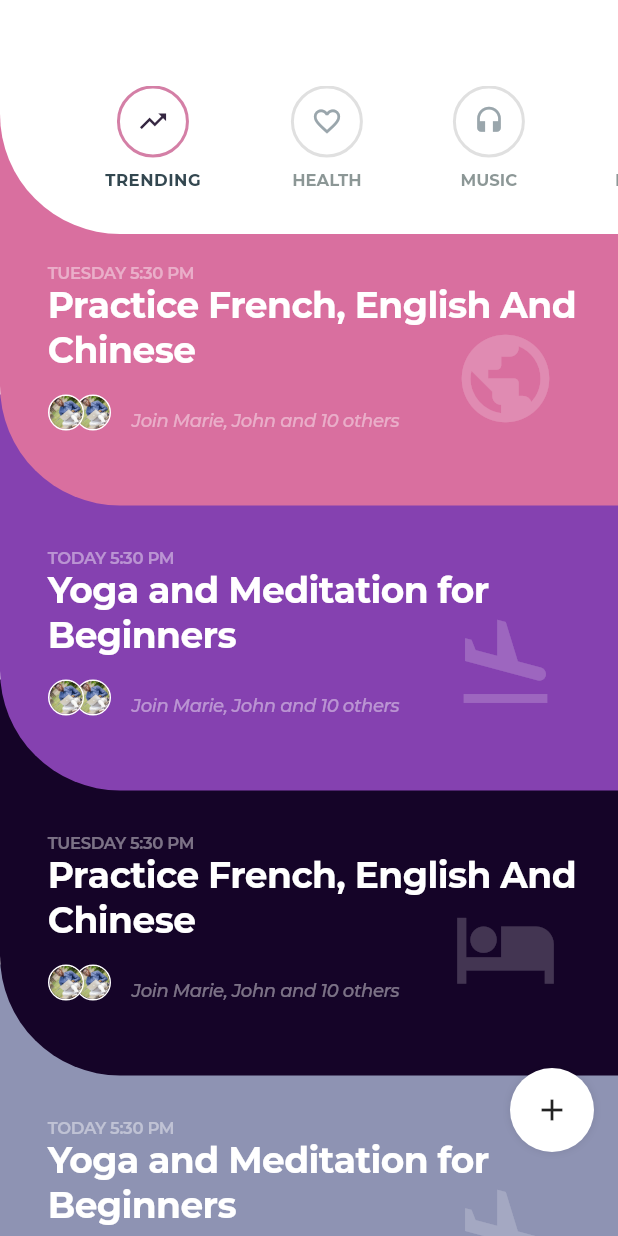
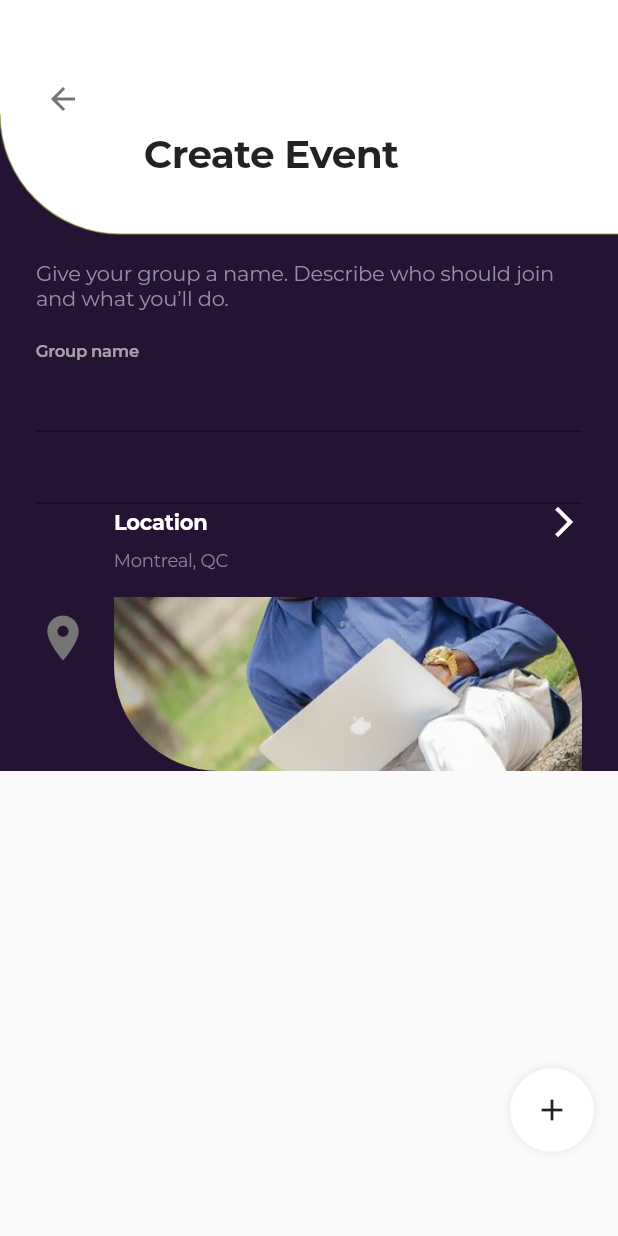
Before and after one commit to madunagu/revival-flutter, a Flutter app: the screen it shows after launch, on a phone screen of 412 x 824 dp. Run offline on Flutter 3.47's test engine with Material 2 defaults, Android fonts, the phone set to English and light mode, and no system bars.

Commit message:
moved scaffold design and created event screen

```diff
--- /dev/null
+++ b/lib/CreateEventScreen.dart
@@ -0,0 +1,123 @@
+import 'package:devotion/widgets/DefaultAppBarWidget.dart';
+import 'package:devotion/widgets/ScaffoldDesignWidget.dart';
+import 'package:flutter/cupertino.dart';
+import 'package:flutter/material.dart';
+
+class CreateEventScreen extends StatelessWidget {
+  @override
+  Widget build(BuildContext context) {
+    return ScaffoldDesignWidget(
+      customAppBar: DefaultAppBarWidget(
+        title: 'Create Event',
+        color: Colors.white,
+      ),
+      body: Container(
+        width: MediaQuery.of(context).size.width,
+        padding: EdgeInsets.only(top: 100, left: 24, right: 24),
+        color: Color(0xff241332),
+        child: Column(
+          crossAxisAlignment: CrossAxisAlignment.start,
+          children: [
+            Text(
+              'Give your group a name. Describe who should join and what you’ll do.',
+              style: TextStyle(
+                fontWeight: FontWeight.w500,
+                letterSpacing: -0.14,
+                color: Color(0xff998fa2),
+              ),
+            ),
+            SizedBox(
+              height: 20,
+            ),
+            Text(
+              'Group name',
+              style: TextStyle(
+                letterSpacing: -0.22,
+                fontWeight: FontWeight.w600,
+                fontSize: 11,
+                color: Color(0x99ffffff),
+              ),
+            ),
+            TextField(
+              style: TextStyle(
+                  fontSize: 16,
+                  fontWeight: FontWeight.w700,
+                  color: Colors.white),
+              decoration: InputDecoration(),
+            ),
+            TextField(),
+            Row(
+              mainAxisSize: MainAxisSize.max,
+              children: [
+                Icon(
+                  Icons.location_on,
+                  color: Color(0xff757575),
+                  size: 36,
+                ),
+                SizedBox(
+                  width: 16,
+                ),
+                Expanded(
+                  flex: 1,
+                  child: Column(
+                    crossAxisAlignment: CrossAxisAlignment.start,
+                    children: [
+                      Row(
+                        mainAxisSize: MainAxisSize.max,
+                        mainAxisAlignment: MainAxisAlignment.spaceBetween,
+                        crossAxisAlignment: CrossAxisAlignment.center,
+                        children: [
+                          Text(
+                            'Location',
+                            style: TextStyle(
+                                color: Colors.white,
+                                fontWeight: FontWeight.w700,
+                                letterSpacing: -0.14),
+                          ),
+                          Icon(
+                            Icons.arrow_forward_ios,
+                            color: Color(0xffffffff),
+                          )
+                        ],
+                      ),
+                      SizedBox(
+                        height: 6,
+                      ),
+                      Text(
+                        'Montreal, QC',
+                        style: TextStyle(
+                          letterSpacing: -0.19,
+                          color: Color(0xff8c8195),
+                          fontSize: 12,
+                          fontWeight: FontWeight.w500,
+                        ),
+                      ),
+                      SizedBox(
+                        height: 17,
+                      ),
+                      Container(
+                        width: double.infinity,
+                        child: ClipRRect(
+                          borderRadius: BorderRadius.only(
+                            topRight: Radius.circular(70),
+                            bottomLeft: Radius.circular(70),
+                          ),
+                          child: Image.asset(
+                            'images/avatar1.jpg',
+                            height: 116,
+                            fit: BoxFit.cover,
+                          ),
+                        ),
+                      ),
+                    ],
+                  ),
+                )
+              ],
+            ),
+            Row(),
+          ],
+        ),
+      ),
+    );
+  }
+}
--- a/lib/MyProfileScreen.dart
+++ b/lib/MyProfileScreen.dart
@@ -1,4 +1,4 @@
-import 'package:devotion/ScaffoldDesignWidget.dart';
+import 'file:///C:/Users/USER/projects/flutter/devotion/lib/widgets/ScaffoldDesignWidget.dart';
 import 'package:devotion/widgets/CurvedCornerWidget.dart';
 import 'package:devotion/widgets/MainNavigationBarWidget.dart';
 import 'package:flutter/cupertino.dart';
--- a/lib/SilverAppBarScreen.dart
+++ b/lib/SilverAppBarScreen.dart
@@ -1,3 +1,4 @@
+import 'package:devotion/misc/StyleConstants.dart';
 import 'package:flutter/material.dart';
 import 'package:devotion/widgets/CurvedCornerWidget.dart';
 import 'main.dart';
@@ -28,7 +29,7 @@ class SilverAppBarScreen extends StatelessWidget {
           ],
           flexibleSpace: FlexibleSpaceBar(
             background: CurvedCornerWidget(
-              color: themeColors[0],
+              color: trendingColors[0],
             ),
             title: Wrap(
               children: <Widget>[
--- a/lib/SingleEventScreen.dart
+++ b/lib/SingleEventScreen.dart
@@ -1,9 +1,7 @@
+import 'package:devotion/misc/StyleConstants.dart';
 import 'package:devotion/widgets/ImageAvatarListWidget.dart';
 import 'package:devotion/widgets/CurvedCornerWidget.dart';
-import 'package:devotion/main.dart';
-import 'package:flutter/cupertino.dart';
 import 'package:flutter/material.dart';
-import 'package:flutter/painting.dart';
 
 var smallTextSyle = TextStyle(color: Colors.grey, fontSize: 12);
 var largeWhiteTextStyle = TextStyle(
@@ -26,7 +24,7 @@ class SingleEventScreen extends StatelessWidget {
         child: Column(
           children: <Widget>[
             CurvedCornerWidget(
-              color: themeColors[0],
+              color: trendingColors[0],
               child: Container(
                 padding: EdgeInsets.symmetric(vertical: 32, horizontal: 16),
 //                color: themeColors[0],
@@ -197,7 +195,7 @@ class SingleEventScreen extends StatelessWidget {
             ),
             Container(
               padding: EdgeInsets.only(left: 23, top: 20, right: 40),
-              color: themeColors[2],
+              color: trendingColors[2],
               child: Column(
                 children: [
                   Row(
--- a/lib/main.dart
+++ b/lib/main.dart
@@ -1,3 +1,4 @@
+import 'package:devotion/CreateEventScreen.dart';
 import 'package:devotion/MyProfileScreen.dart';
 import 'package:devotion/widgets/CurvedCornerWidget.dart';
 import 'package:devotion/LoginScreen.dart';
@@ -7,8 +8,9 @@ import 'package:devotion/NotificationScreen.dart';
 import 'package:devotion/OnBoardingScreen.dart';
 import 'package:devotion/ProfileScreen.dart';
 import 'package:devotion/FeedsScreen.dart';
-import 'package:devotion/ScaffoldDesignWidget.dart';
 import 'package:devotion/SingleEventScreen.dart';
+import 'package:devotion/widgets/ScaffoldDesignWidget.dart';
+import 'package:devotion/misc/StyleConstants.dart';
 import 'package:flutter/material.dart';
 
 void main() {
@@ -19,7 +21,7 @@ class MyApp extends StatelessWidget {
   @override
   Widget build(BuildContext context) {
     return MaterialApp(
-      home: MainScreen(),
+      home: CreateEventScreen(),
       title: 'Devotion',
       theme: appTheme,
       debugShowCheckedModeBanner: false,
@@ -40,7 +42,7 @@ class MainScreen extends StatelessWidget {
     print('width: ');
     print(MediaQuery.of(context).size.width);
     return ScaffoldDesignWidget(
-      bodyColor: themeColors[0],
+      bodyColor: trendingColors[0],
       body: this.organiseStack(
         [
           CurvedListItem(
@@ -82,7 +84,7 @@ class MainScreen extends StatelessWidget {
           top: 190.0 * i,
           child: CurvedCornerWidget(
             padding: EdgeInsets.only( top: 70),
-            color: themeColors[i % 4],
+            color: trendingColors[i % 4],
             child: items[i],
           ),
         ),
@@ -97,13 +99,6 @@ class MainScreen extends StatelessWidget {
     );
   }
 }
-
-List<Color> themeColors = [
-  Color.fromARGB(255, 217, 111, 159),
-  Color.fromARGB(255, 133, 65, 176),
-  Color.fromARGB(255, 21, 4, 40),
-  Color.fromARGB(255, 142, 147, 179),
-];
 
 class CurvedListItem extends StatelessWidget {
   final String title;
--- a/lib/misc/StyleConstants.dart
+++ b/lib/misc/StyleConstants.dart
@@ -13,3 +13,10 @@ const smallTextStyle = TextStyle(
   color: Color(0xc8352641),
   letterSpacing: 0,
 );
+
+const List<Color> trendingColors = [
+  Color.fromARGB(255, 217, 111, 159),
+  Color.fromARGB(255, 133, 65, 176),
+  Color.fromARGB(255, 21, 4, 40),
+  Color.fromARGB(255, 142, 147, 179),
+];
```
Also changed, not shown: lib/widgets/ScaffoldDesignWidget.dart (renamed from lib/ScaffoldDesignWidget.dart).
